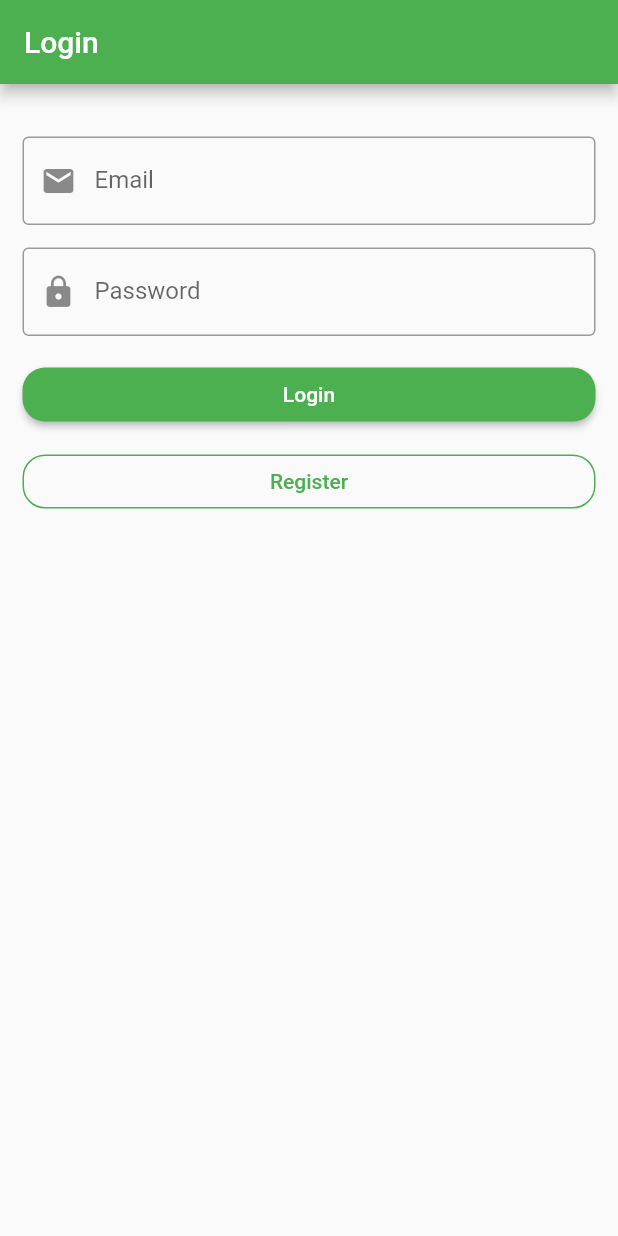
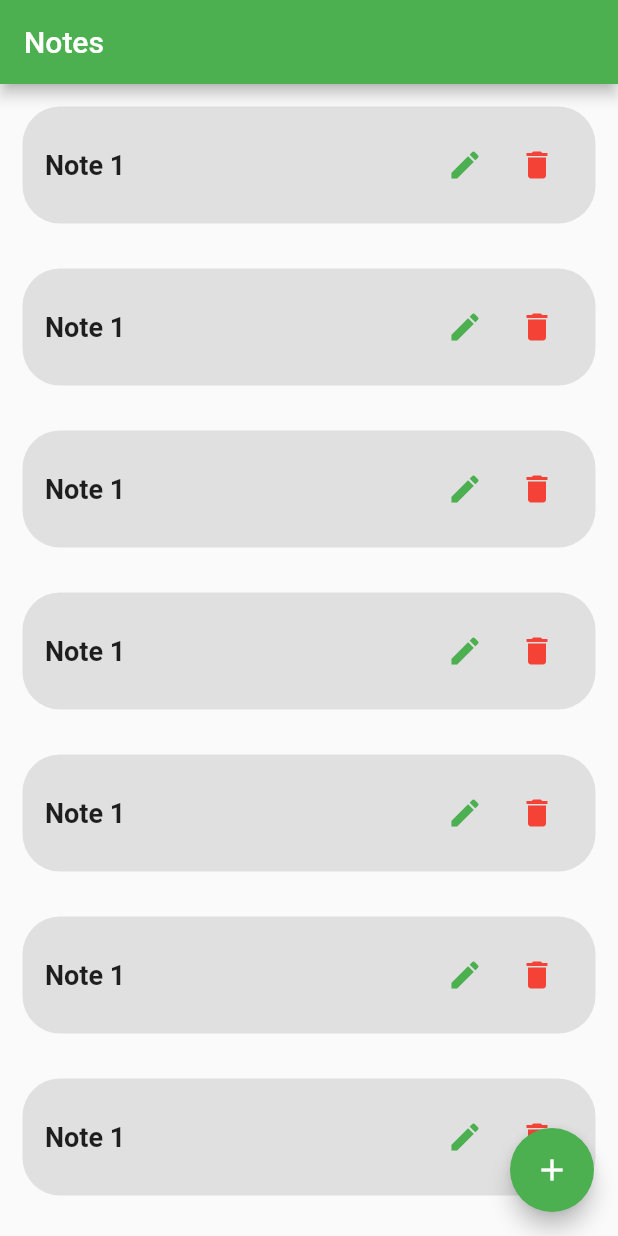
Before and after one commit to amir58/FlutterHTIG26, a Flutter app: the screen it shows after launch, on a phone screen of 412 x 824 dp. Run offline on Flutter 3.47's test engine with Material 2 defaults, Android fonts, the phone set to English and light mode, and no system bars.

Commit message:
Session 3

```diff
--- a/lib/main.dart
+++ b/lib/main.dart
@@ -14,7 +14,8 @@ class MyApp extends StatelessWidget {
       theme: ThemeData(
         primarySwatch: Colors.green,
       ),
-        home: const LoginScreen());
+      home: const NotesScreen(),
+    );
   }
 }
 
@@ -26,10 +27,12 @@ class LoginScreen extends StatelessWidget {
     return Scaffold(
       appBar: AppBar(
         title: const Text("Login"),
+        centerTitle: true,
       ),
       body: Padding(
         padding: const EdgeInsets.all(15),
         child: Column(
+          crossAxisAlignment: CrossAxisAlignment.end,
           children: [
             const SizedBox(height: 20),
             TextFormField(
@@ -52,8 +55,16 @@ class LoginScreen extends StatelessWidget {
                   labelText: "Password"),
             ),
             const SizedBox(height: 15),
-            SizedBox(
-              width: double.infinity,
+            const Text("Forget your password ?"),
+            const SizedBox(height: 15),
+            Row(
+              // Main  => Horizontal
+              // Cross => Vertical
+              mainAxisAlignment: MainAxisAlignment.center,
+              children: [
+                // 2 / 3
+                Expanded(
+                  flex: 2,
                   child: MaterialButton(
                     color: Colors.green,
                     shape: RoundedRectangleBorder(
@@ -68,9 +79,9 @@ class LoginScreen extends StatelessWidget {
                     ),
                   ),
                 ),
-            const SizedBox(height: 10),
-            SizedBox(
-              width: double.infinity,
+                const SizedBox(width: 10),
+                // 1 / 3
+                Expanded(
                   child: MaterialButton(
                     shape: RoundedRectangleBorder(
                       borderRadius: BorderRadius.circular(15),
@@ -87,6 +98,19 @@ class LoginScreen extends StatelessWidget {
                     ),
                   ),
                 ),
+              ],
+            ),
+            Row(
+              children: const [
+                Expanded(
+                  child: Padding(
+                    padding: EdgeInsets.all(8.0),
+                    child: Text(
+                        "Hello Hello Hello Hello Hello Hello Hello Hello Hello Hello Hello "),
+                  ),
+                )
+              ],
+            )
           ],
         ),
       ),
@@ -146,6 +170,13 @@ class FirstScreen extends StatelessWidget {
               },
               child: const Text("More"),
             ),
+            ElevatedButton.icon(
+              onPressed: () {
+                print('More');
+              },
+              label: const Text("More"),
+              icon: const Icon(Icons.add),
+            ),
             Container(
               padding: const EdgeInsets.all(20),
               width: double.infinity,
@@ -174,3 +205,62 @@ class FirstScreen extends StatelessWidget {
     );
   }
 }
+
+class NotesScreen extends StatelessWidget {
+  const NotesScreen({Key? key}) : super(key: key);
+
+  @override
+  Widget build(BuildContext context) {
+    return Scaffold(
+      appBar: AppBar(title: const Text("Notes")),
+      floatingActionButton: FloatingActionButton(
+        onPressed: () {},
+        child: const Icon(Icons.add),
+      ),
+      body: ListView.builder(
+        itemCount: 40,
+        itemBuilder: (context, index) {
+          return noteItem();
+        },
+      ),
+    );
+  }
+}
+
+Widget noteItem() {
+  return Container(
+    decoration: BoxDecoration(
+      color: Colors.grey[300],
+      borderRadius: BorderRadius.circular(25),
+    ),
+    margin: const EdgeInsets.all(15),
+    padding: const EdgeInsets.all(15),
+    child: Row(
+      children: [
+        const Expanded(
+          child: Text(
+            "Note 1",
+            style: TextStyle(
+              fontSize: 18,
+              fontWeight: FontWeight.w600,
+            ),
+          ),
+        ),
+        IconButton(
+          onPressed: () {},
+          icon: const Icon(
+            Icons.edit,
+            color: Colors.green,
+          ),
+        ),
+        IconButton(
+          onPressed: () {},
+          icon: const Icon(
+            Icons.delete,
+            color: Colors.red,
+          ),
+        ),
+      ],
+    ),
+  );
+}
```
Also changed, not shown: lib/abstraction.dart (added, +9 -0 lines), lib/oop.dart (+35 -20 lines), lib/person.dart (added, +24 -0 lines). Lines whose indentation alone changed are shown as unchanged.
